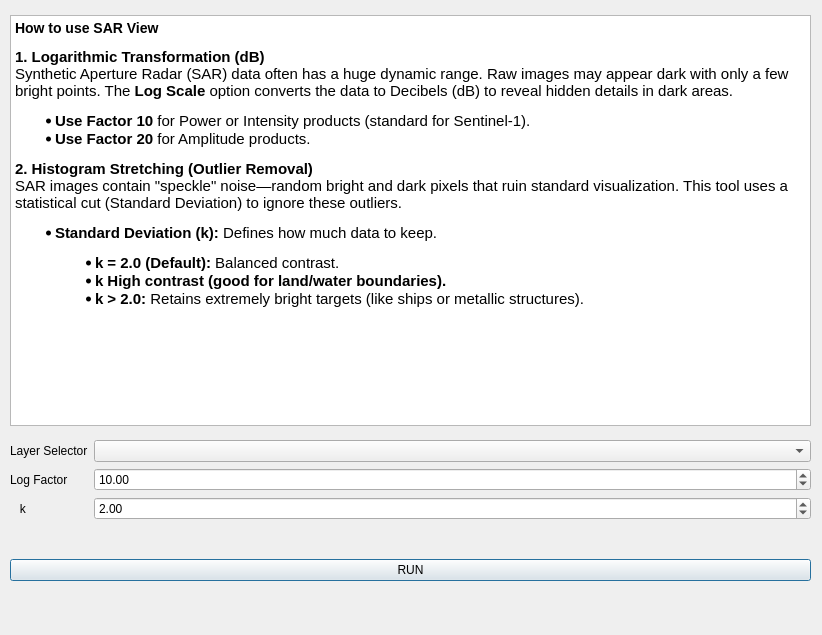
First picture: the form in SARView_dialog_base.ui, repository le-sawe/SARView, before the edit.
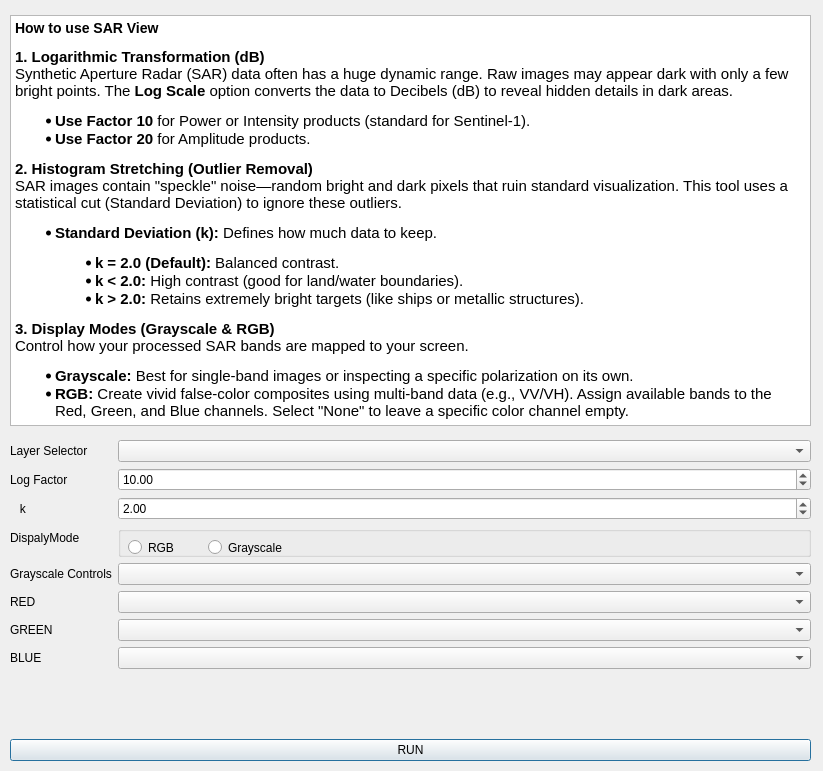
Second picture: the form after the edit.

Commit message: Extend beyond handling 1 band

```diff
--- a/SARView_dialog_base.ui
+++ b/SARView_dialog_base.ui
@@ -6,8 +6,8 @@
    <rect>
     <x>0</x>
     <y>0</y>
-    <width>822</width>
-    <height>635</height>
+    <width>823</width>
+    <height>771</height>
    </rect>
   </property>
   <property name="windowTitle">
@@ -19,11 +19,11 @@
      <x>10</x>
      <y>440</y>
      <width>801</width>
-     <height>141</height>
+     <height>321</height>
     </rect>
    </property>
    <layout class="QGridLayout" name="gridLayout">
-    <item row="2" column="0">
+    <item row="4" column="0">
      <widget class="QPushButton" name="EnhanceBtn">
       <property name="text">
        <string>RUN</string>
@@ -42,14 +42,14 @@
       <item row="2" column="1">
        <widget class="QComboBox" name="LayerSelector"/>
       </item>
-      <item row="3" column="0">
+      <item row="4" column="0">
        <widget class="QLabel" name="logFactorLabel">
         <property name="text">
          <string>Log Factor</string>
         </property>
        </widget>
       </item>
-      <item row="3" column="1">
+      <item row="4" column="1">
        <widget class="QDoubleSpinBox" name="LogFactor">
         <property name="whatsThis">
          <string/>
@@ -62,20 +62,100 @@
         </property>
        </widget>
       </item>
-      <item row="4" column="0">
+      <item row="6" column="0">
        <widget class="QLabel" name="outliersPercentToBeRemovedLabel">
         <property name="text">
          <string>   k</string>
         </property>
        </widget>
       </item>
-      <item row="4" column="1">
+      <item row="8" column="0">
+       <widget class="QLabel" name="dispalyModeLabel">
+        <property name="text">
+         <string>DispalyMode</string>
+        </property>
+       </widget>
+      </item>
+      <item row="8" column="1">
+       <widget class="QGroupBox" name="groupBox">
+        <property name="title">
+         <string/>
+        </property>
+        <widget class="QRadioButton" name="radGray">
+         <property name="geometry">
+          <rect>
+           <x>90</x>
+           <y>10</y>
+           <width>111</width>
+           <height>23</height>
+          </rect>
+         </property>
+         <property name="text">
+          <string>Grayscale</string>
+         </property>
+        </widget>
+        <widget class="QRadioButton" name="radRGB">
+         <property name="geometry">
+          <rect>
+           <x>10</x>
+           <y>10</y>
+           <width>111</width>
+           <height>23</height>
+          </rect>
+         </property>
+         <property name="text">
+          <string>RGB</string>
+         </property>
+        </widget>
+       </widget>
+      </item>
+      <item row="6" column="1">
        <widget class="QDoubleSpinBox" name="OutlierDec">
         <property name="value">
          <double>2.000000000000000</double>
         </property>
        </widget>
       </item>
+      <item row="9" column="0">
+       <widget class="QLabel" name="grayscaleControlsLabel">
+        <property name="text">
+         <string>Grayscale Controls</string>
+        </property>
+       </widget>
+      </item>
+      <item row="9" column="1">
+       <widget class="QComboBox" name="cmbGrayBand"/>
+      </item>
+      <item row="10" column="0">
+       <widget class="QLabel" name="rEDLabel">
+        <property name="text">
+         <string>RED</string>
+        </property>
+       </widget>
+      </item>
+      <item row="11" column="0">
+       <widget class="QLabel" name="gREENLabel">
+        <property name="text">
+         <string>GREEN</string>
+        </property>
+       </widget>
+      </item>
+      <item row="12" column="0">
+       <widget class="QLabel" name="bLUELabel">
+        <property name="text">
+         <string>BLUE</string>
+        </property>
+       </widget>
+      </item>
+      <item row="10" column="1">
+       <widget class="QComboBox" name="cmbRedBand"/>
+      </item>
+      <item row="11" column="1">
+       <widget class="QComboBox" name="cmbGreenBand"/>
+      </item>
+      <item row="12" column="1">
+       <widget class="QComboBox" name="cmbBlueBand"/>
+      </item>
      </layout>
     </item>
    </layout>
@@ -96,13 +176,16 @@
 &lt;/style&gt;&lt;/head&gt;&lt;body style=&quot; font-family:'Ubuntu'; font-size:11pt; font-weight:400; font-style:normal;&quot;&gt;
 &lt;h3 style=&quot; margin-top:14px; margin-bottom:12px; margin-left:0px; margin-right:0px; -qt-block-indent:0; text-indent:0px;&quot;&gt;&lt;span style=&quot; font-size:large; font-weight:600;&quot;&gt;How to use SAR View&lt;/span&gt;&lt;/h3&gt;
 &lt;p style=&quot; margin-top:12px; margin-bottom:12px; margin-left:0px; margin-right:0px; -qt-block-indent:0; text-indent:0px;&quot;&gt;&lt;span style=&quot; font-weight:600;&quot;&gt;1. Logarithmic Transformation (dB)&lt;/span&gt;&lt;br /&gt;Synthetic Aperture Radar (SAR) data often has a huge dynamic range. Raw images may appear dark with only a few bright points. The &lt;span style=&quot; font-weight:600;&quot;&gt;Log Scale&lt;/span&gt; option converts the data to Decibels (dB) to reveal hidden details in dark areas.&lt;/p&gt;
-&lt;ul style=&quot;margin-top: 0px; margin-bottom: 0px; margin-left: 0px; margin-right: 0px; -qt-list-indent: 1;&quot;&gt;&lt;li style=&quot;&quot; style=&quot; margin-top:12px; margin-bottom:0px; margin-left:0px; margin-right:0px; -qt-block-indent:0; text-indent:0px;&quot;&gt;&lt;span style=&quot; font-weight:600;&quot;&gt;Use Factor 10&lt;/span&gt; for Power or Intensity products (standard for Sentinel-1). &lt;/li&gt;
+&lt;ul style=&quot;margin-top: 0px; margin-bottom: 0px; margin-left: 0px; margin-right: 0px; -qt-list-indent: 1;&quot;&gt;&lt;li style=&quot;&quot; style=&quot; margin-top:12px; margin-bottom:0px; margin-left:0px; margin-right:0px; -qt-block-indent:0; text-indent:0px;&quot;&gt;&lt;span style=&quot; font-weight:600;&quot;&gt;Use Factor 10&lt;/span&gt; for Power or Intensity products (standard for Sentinel-1).     &lt;/li&gt;
 &lt;li style=&quot;&quot; style=&quot; margin-top:0px; margin-bottom:12px; margin-left:0px; margin-right:0px; -qt-block-indent:0; text-indent:0px;&quot;&gt;&lt;span style=&quot; font-weight:600;&quot;&gt;Use Factor 20&lt;/span&gt; for Amplitude products. &lt;/li&gt;&lt;/ul&gt;
 &lt;p style=&quot; margin-top:12px; margin-bottom:12px; margin-left:0px; margin-right:0px; -qt-block-indent:0; text-indent:0px;&quot;&gt;&lt;span style=&quot; font-weight:600;&quot;&gt;2. Histogram Stretching (Outlier Removal)&lt;/span&gt;&lt;br /&gt;SAR images contain &amp;quot;speckle&amp;quot; noise—random bright and dark pixels that ruin standard visualization. This tool uses a statistical cut (Standard Deviation) to ignore these outliers.&lt;/p&gt;
-&lt;ul style=&quot;margin-top: 0px; margin-bottom: 0px; margin-left: 0px; margin-right: 0px; -qt-list-indent: 1;&quot;&gt;&lt;li style=&quot;&quot; style=&quot; margin-top:12px; margin-bottom:12px; margin-left:0px; margin-right:0px; -qt-block-indent:0; text-indent:0px;&quot;&gt;&lt;span style=&quot; font-weight:600;&quot;&gt;Standard Deviation (k):&lt;/span&gt; Defines how much data to keep. 
-&lt;ul style=&quot;margin-top: 0px; margin-bottom: 0px; margin-left: 0px; margin-right: 0px; -qt-list-indent: 2;&quot;&gt;&lt;li style=&quot;&quot; style=&quot; margin-top:0px; margin-bottom:0px; margin-left:0px; margin-right:0px; -qt-block-indent:0; text-indent:0px;&quot;&gt;&lt;span style=&quot; font-weight:600;&quot;&gt;k = 2.0 (Default):&lt;/span&gt; Balanced contrast. &lt;/li&gt;
-&lt;li style=&quot;&quot; style=&quot; margin-top:0px; margin-bottom:0px; margin-left:0px; margin-right:0px; -qt-block-indent:0; text-indent:0px;&quot;&gt;&lt;span style=&quot; font-weight:600;&quot;&gt;k High contrast (good for land/water boundaries).&lt;/span&gt;&lt;/li&gt;
-&lt;li style=&quot;&quot; style=&quot; margin-top:0px; margin-bottom:0px; margin-left:0px; margin-right:0px; -qt-block-indent:0; text-indent:0px;&quot;&gt;&lt;span style=&quot; font-weight:600;&quot;&gt;k &amp;gt; 2.0:&lt;/span&gt; Retains extremely bright targets (like ships or metallic structures). &lt;/li&gt;&lt;/ul&gt;&lt;/li&gt;&lt;/ul&gt;&lt;/body&gt;&lt;/html&gt;</string>
+&lt;ul style=&quot;margin-top: 0px; margin-bottom: 0px; margin-left: 0px; margin-right: 0px; -qt-list-indent: 1;&quot;&gt;&lt;li style=&quot;&quot; style=&quot; margin-top:12px; margin-bottom:12px; margin-left:0px; margin-right:0px; -qt-block-indent:0; text-indent:0px;&quot;&gt;&lt;span style=&quot; font-weight:600;&quot;&gt;Standard Deviation (k):&lt;/span&gt; Defines how much data to keep.         
+&lt;ul style=&quot;margin-top: 0px; margin-bottom: 0px; margin-left: 0px; margin-right: 0px; -qt-list-indent: 2;&quot;&gt;&lt;li style=&quot;&quot; style=&quot; margin-top:0px; margin-bottom:0px; margin-left:0px; margin-right:0px; -qt-block-indent:0; text-indent:0px;&quot;&gt;&lt;span style=&quot; font-weight:600;&quot;&gt;k = 2.0 (Default):&lt;/span&gt; Balanced contrast.             &lt;/li&gt;
+&lt;li style=&quot;&quot; style=&quot; margin-top:0px; margin-bottom:0px; margin-left:0px; margin-right:0px; -qt-block-indent:0; text-indent:0px;&quot;&gt;&lt;span style=&quot; font-weight:600;&quot;&gt;k &amp;lt; 2.0:&lt;/span&gt; High contrast (good for land/water boundaries).            &lt;/li&gt;
+&lt;li style=&quot;&quot; style=&quot; margin-top:0px; margin-bottom:0px; margin-left:0px; margin-right:0px; -qt-block-indent:0; text-indent:0px;&quot;&gt;&lt;span style=&quot; font-weight:600;&quot;&gt;k &amp;gt; 2.0:&lt;/span&gt; Retains extremely bright targets (like ships or metallic structures).             &lt;/li&gt;&lt;/ul&gt;&lt;/li&gt;&lt;/ul&gt;
+&lt;p style=&quot; margin-top:12px; margin-bottom:12px; margin-left:0px; margin-right:0px; -qt-block-indent:0; text-indent:0px;&quot;&gt;&lt;span style=&quot; font-weight:600;&quot;&gt;3. Display Modes (Grayscale &amp;amp; RGB)&lt;/span&gt;&lt;br /&gt;Control how your processed SAR bands are mapped to your screen.&lt;/p&gt;
+&lt;ul style=&quot;margin-top: 0px; margin-bottom: 0px; margin-left: 0px; margin-right: 0px; -qt-list-indent: 1;&quot;&gt;&lt;li style=&quot;&quot; style=&quot; margin-top:12px; margin-bottom:0px; margin-left:0px; margin-right:0px; -qt-block-indent:0; text-indent:0px;&quot;&gt;&lt;span style=&quot; font-weight:600;&quot;&gt;Grayscale:&lt;/span&gt; Best for single-band images or inspecting a specific polarization on its own.    &lt;/li&gt;
+&lt;li style=&quot;&quot; style=&quot; margin-top:0px; margin-bottom:12px; margin-left:0px; margin-right:0px; -qt-block-indent:0; text-indent:0px;&quot;&gt;&lt;span style=&quot; font-weight:600;&quot;&gt;RGB:&lt;/span&gt; Create vivid false-color composites using multi-band data (e.g., VV/VH). Assign available bands to the Red, Green, and Blue channels. Select &amp;quot;None&amp;quot; to leave a specific color channel empty.&lt;/li&gt;&lt;/ul&gt;&lt;/body&gt;&lt;/html&gt;</string>
    </property>
   </widget>
  </widget>
```
The commit also changes 3 other files.
